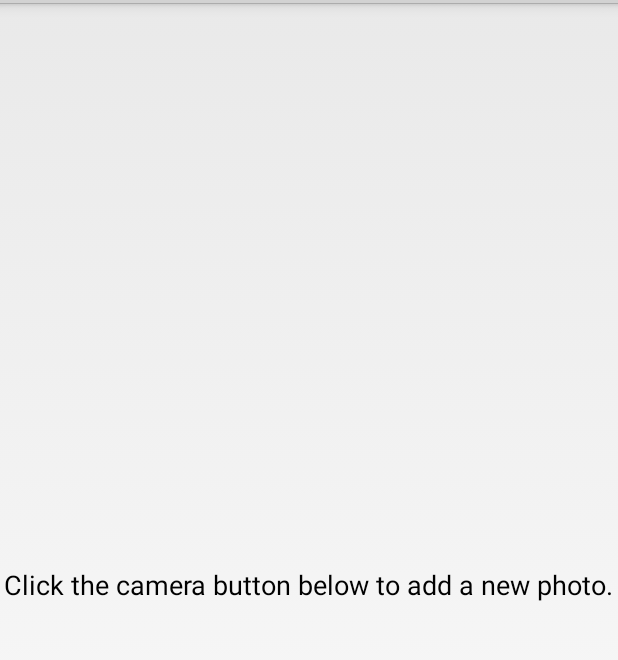
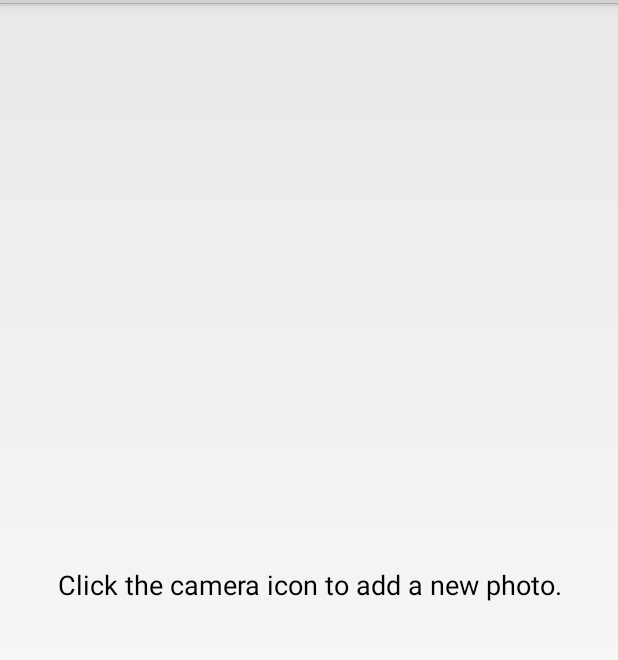
Before and after one commit to catAngangco/Malaria-Android2, an Android app: the layout test.xml on its own in the app's theme, with its tools: preview values and no code run, on a phone screen of 412 x 824 dp, the part 69-729 px from its top. Run offline under Robolectric (Android 15) with nearby library versions, the phone set to English and light mode, and no system bars.

Commit message:
changed camera hint text

```diff
--- a/Malaria/src/main/res/values/strings.xml
+++ b/Malaria/src/main/res/values/strings.xml
@@ -31,7 +31,7 @@
     <string name="new_report_cancel_warning">This report will be discarded. All progress including photos will be lost.</string>
     <string name="photo_delete_warning">This photo will be deleted. This action is irreversible.</string>
     <string name="ok">OK</string>
-    <string name="empty_photos_message">Click the camera button below to add a new photo.</string>
+    <string name="empty_photos_message">Click the camera icon to add a new photo.</string>
     <string name="patient_details">Patient Details</string>
     <string name="slide_photos">Slide Photos</string>
     <string name="diagnosis">Diagnosis</string>
```
Also changed, not shown: 4 other files.
